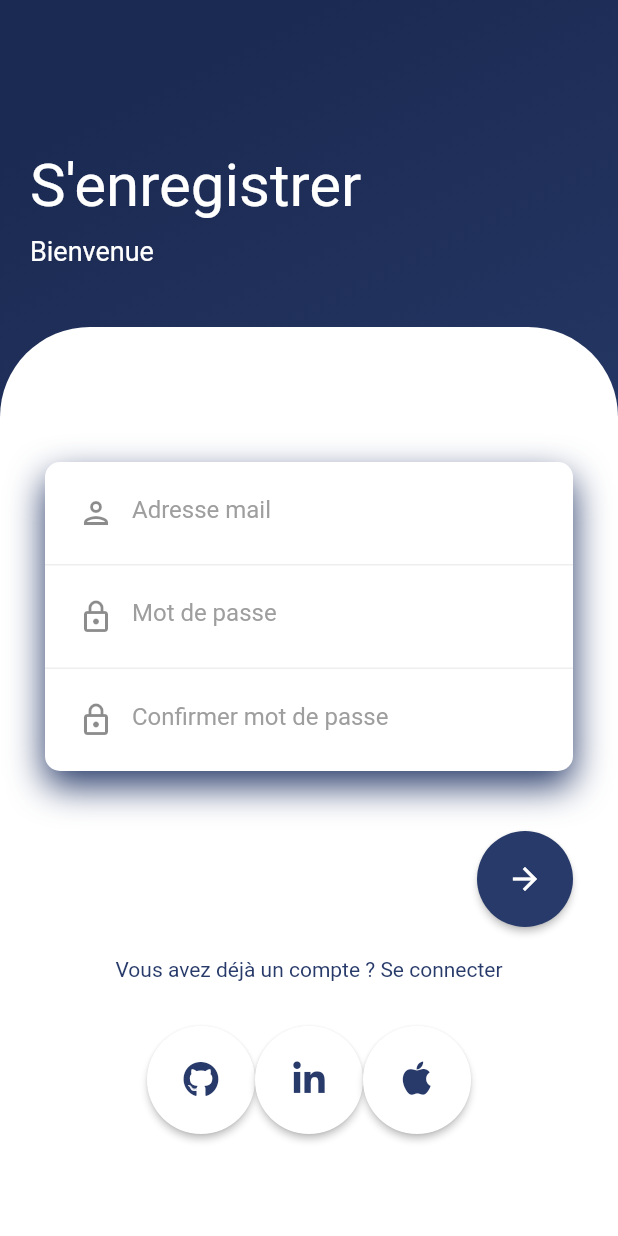
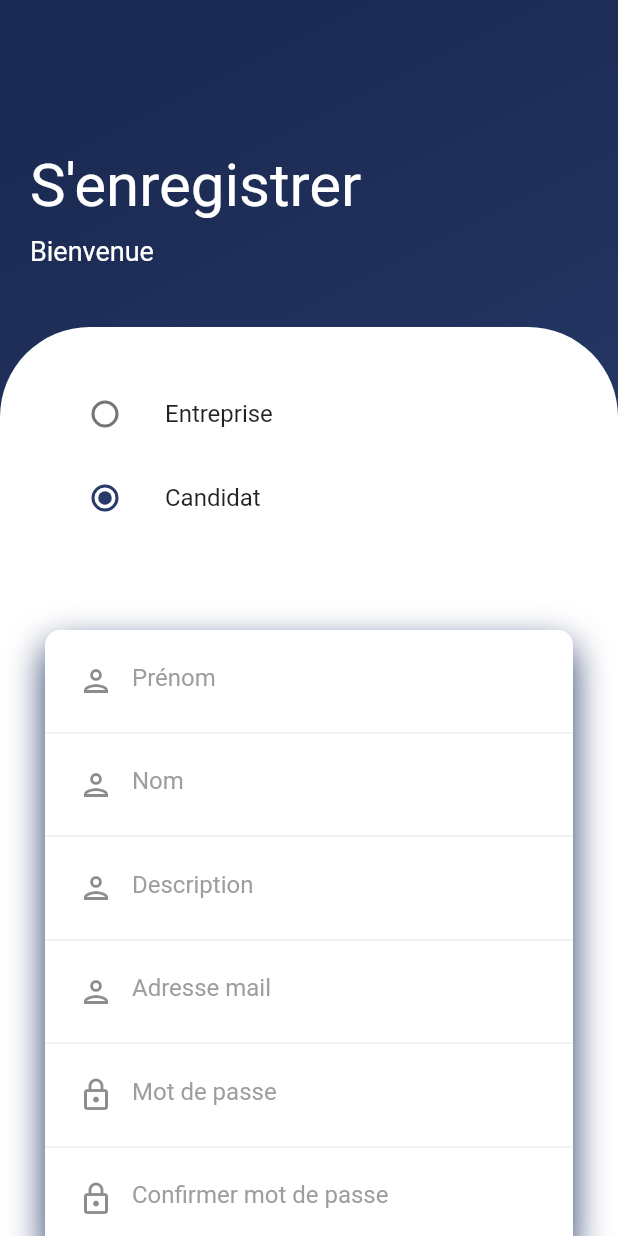
Before and after one commit to flolgl/StudWay, a Flutter app: the Register screen opened directly, on a phone screen of 412 x 824 dp. Run offline on Flutter 3.47's test engine with Material 2 defaults, Android fonts, the phone set to English and light mode, and no system bars; our stand-ins replace badges, email_validator, file_picker, image_picker, shared_preferences, socket_io_client; missing offline and left inert: shared_preferences_web; accounts and stored records are empty.

Commit message:
registration done

```diff
--- a/lib/controller/login/LoginAuth.dart
+++ b/lib/controller/login/LoginAuth.dart
@@ -4,27 +4,27 @@ import 'package:http/http.dart' as http;
 import 'package:shared_preferences/shared_preferences.dart';
 
 class LoginAuth {
-  static Future<bool> register(String email, String password) async {
-    final prefs = await SharedPreferences.getInstance();
+  static Future<bool> register(String firstName, String lastName, int typeIndex,
+      String email, String password, String description) async {
+    String type = typeIndex == 1 ? "Candidat" : "Entreprise";
     try {
-      print("TEST");
       var response = await http.post(
         Uri.parse('http://localhost:3000/register'),
         headers: <String, String>{
           'Content-Type': 'application/json; charset=UTF-8',
           "Access-Control-Allow-Origin": "*",
-          "Authorization": "Bearer " + prefs.getString("token"),
         },
         body: jsonEncode(
           <String, String>{
-            'Email': email,
-            'Password': password,
-            'Nom': 'nom',
-            'Prenom': 'prenom',
-            'Description': 'NULL',
+            'email': email,
+            'password': password,
+            'nom': lastName,
+            'prenom': firstName,
+            'description': description,
           },
         ),
       );
+      print(firstName + " " + lastName + " " + type + " " + email + " " + password + " " + description);
       return response.statusCode == 201;
     } catch (e) {
       print(e.toString());
--- a/lib/view/login/components/RegisterBody.dart
+++ b/lib/view/login/components/RegisterBody.dart
@@ -1,11 +1,11 @@
 import 'package:flutter/gestures.dart';
 import 'package:flutter/material.dart';
+
+import './TextInput.dart';
 import '../../../controller/login/LoginAuth.dart';
 import '../../AppTheme.dart';
 import '../../icons/social_sign_in_icons_icons.dart';
 import '../Login.dart';
-import './TextInput.dart';
-
 import 'DoubleConfirmPwInput.dart';
 
 class RegisterForm extends StatefulWidget {
@@ -15,10 +15,32 @@ class RegisterForm extends StatefulWidget {
   RegisterBody createState() => RegisterBody();
 }
 
+enum UserType { company, candidate }
+
 class RegisterBody extends State<RegisterForm> {
   final _formKey = GlobalKey<FormState>();
-  final emailInput = TextInput(text: "Adresse mail");
+  UserType? _currentType = UserType.candidate;
+
+  final firstNameInput = TextInput(
+    text: "Prénom",
+    emailValidator: false,
+  );
+
+  final lastNameInput = TextInput(
+    text: "Nom",
+    emailValidator: false,
+  );
+
+  final emailInput = TextInput(
+    text: "Adresse mail",
+    emailValidator: true,
+  );
   final pwInput = DoubleConfirmPwInput(text: "Mot de passe");
+  final descriptionInput = TextInput(
+    text: "Description",
+    emailValidator: false,
+  );
+  bool visibility = true;
 
   @override
   Widget build(BuildContext context) {
@@ -83,7 +105,39 @@ class RegisterBody extends State<RegisterForm> {
   }
 
   Widget _buildColumnForm(BuildContext context) {
-    return Form(
+    return Column(
+      children: <Widget>[
+        ListTile(
+          title: const Text('Entreprise'),
+          leading: Radio<UserType>(
+            activeColor: AppTheme.normalBlue,
+            value: UserType.company,
+            groupValue: _currentType,
+            onChanged: (UserType? value) {
+              setState(
+                () {
+                  _currentType = value;
+                  visibility = false;
+                },
+              );
+            },
+          ),
+        ),
+        ListTile(
+          title: const Text('Candidat'),
+          leading: Radio<UserType>(
+            activeColor: AppTheme.normalBlue,
+            value: UserType.candidate,
+            groupValue: _currentType,
+            onChanged: (UserType? value) {
+              setState(() {
+                _currentType = value;
+                visibility = true;
+              });
+            },
+          ),
+        ),
+        Form(
           key: _formKey,
           child: Column(
             children: <Widget>[
@@ -104,11 +158,41 @@ class RegisterBody extends State<RegisterForm> {
                 ),
                 child: Column(
                   children: <Widget>[
+                    Visibility(
+                      child: Container(
+                        padding: const EdgeInsets.all(10),
+                        decoration: BoxDecoration(
+                          border: Border(
+                              bottom: BorderSide(color: Colors.grey[200]!)),
+                        ),
+                        child: firstNameInput,
+                      ),
+                      visible: visibility,
+                    ),
                     Container(
                       padding: const EdgeInsets.all(10),
                       decoration: BoxDecoration(
-                    border:
-                        Border(bottom: BorderSide(color: Colors.grey[200]!)),
+                        border: Border(
+                            bottom: BorderSide(color: Colors.grey[200]!)),
+                      ),
+                      child: lastNameInput,
+                    ),
+                    Visibility(
+                      child: Container(
+                        padding: const EdgeInsets.all(10),
+                        decoration: BoxDecoration(
+                          border: Border(
+                              bottom: BorderSide(color: Colors.grey[200]!)),
+                        ),
+                        child: descriptionInput,
+                      ),
+                      visible: visibility,
+                    ),
+                    Container(
+                      padding: const EdgeInsets.all(10),
+                      decoration: BoxDecoration(
+                        border: Border(
+                            bottom: BorderSide(color: Colors.grey[200]!)),
                       ),
                       child: emailInput,
                     ),
@@ -135,6 +219,8 @@ class RegisterBody extends State<RegisterForm> {
               ),
             ],
           ),
+        ),
+      ],
     );
   }
 
@@ -156,8 +242,16 @@ class RegisterBody extends State<RegisterForm> {
   ElevatedButton _buildElevatedButton(Color color, BuildContext context) {
     return ElevatedButton(
       onPressed: () async {
-        if (_formKey.currentState!.validate() && await LoginAuth.register(emailInput.getInputText(), pwInput.getPassword())) {
-          Navigator.pushReplacement(context, MaterialPageRoute(builder: (context) => const Login()));
+        if (_formKey.currentState!.validate() &&
+            await LoginAuth.register(
+                firstNameInput.getInputText(),
+                lastNameInput.getInputText(),
+                _currentType!.index,
+                emailInput.getInputText(),
+                pwInput.getPassword(),
+                descriptionInput.getInputText())) {
+          Navigator.pushReplacement(
+              context, MaterialPageRoute(builder: (context) => const Login()));
         }
       },
       child: const Icon(Icons.arrow_forward),
@@ -181,7 +275,8 @@ class RegisterBody extends State<RegisterForm> {
         text: text,
         recognizer: TapGestureRecognizer()
           ..onTap = () {
-            Navigator.pushReplacement(context, MaterialPageRoute(builder: (context) => const Login()));
+            Navigator.pushReplacement(context,
+                MaterialPageRoute(builder: (context) => const Login()));
           },
       ),
     );
--- a/lib/view/login/components/TextInput.dart
+++ b/lib/view/login/components/TextInput.dart
@@ -4,8 +4,9 @@ import 'package:flutter/material.dart';
 class TextInput extends StatelessWidget {
   final String text;
   String _inputText = '';
+  bool emailValidator = false;
 
-  TextInput({Key? key, required this.text}) : super(key: key);
+  TextInput({Key? key, required this.text, required this.emailValidator}) : super(key: key);
 
   @override
   Widget build(BuildContext context) {
@@ -18,9 +19,13 @@ class TextInput extends StatelessWidget {
         prefixIcon: const Icon(Icons.person_outlined),
       ),
       validator: (input) {
-        if (input == null || input.isEmpty || !EmailValidator.validate(input))
-          return "Merci de rentrer une email valide";
-        _inputText = input;
+        if(emailValidator) {
+          if (input == null || input.isEmpty || !EmailValidator.validate(input))
+            return "Merci de rentrer une email valide";
+        }
+        if(input != null) {
+          _inputText = input;
+        }
         return null;
       },
       cursorColor: const Color(0xff4f6d9c),
```
Also changed, not shown: lib/view/login/components/LoginBody.dart (+29 -18 lines). Lines whose indentation alone changed are shown as unchanged.
